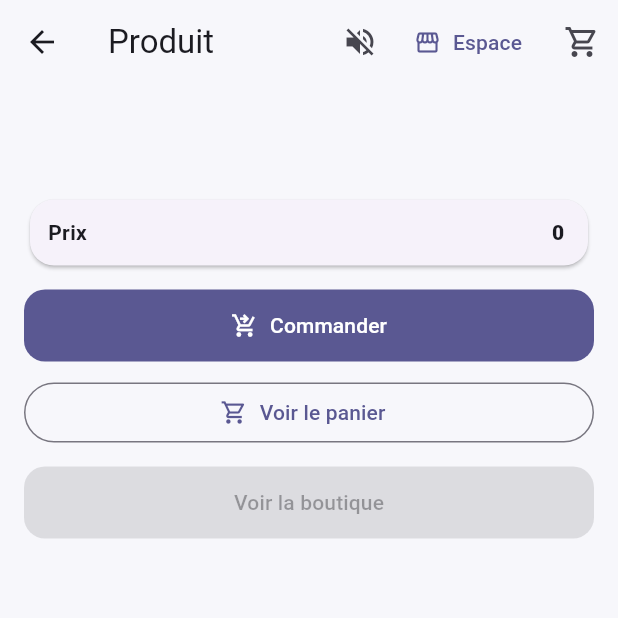
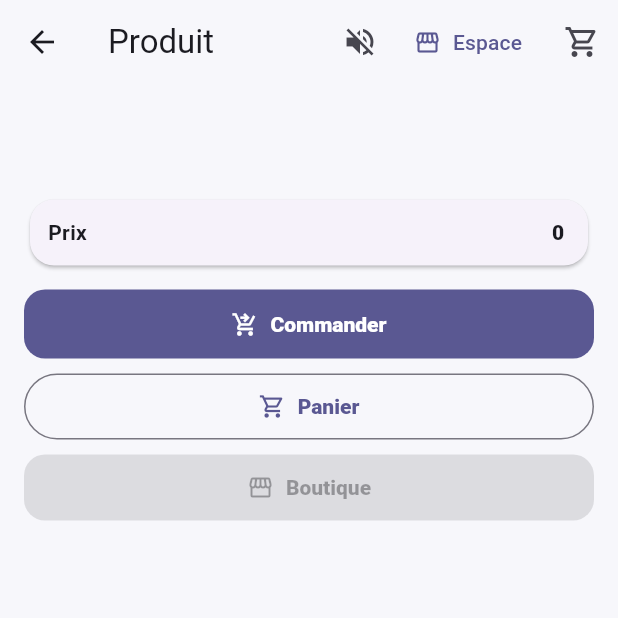
Before and after one commit to dieudonneiot/pme_tpe, a Flutter app: the PublicProductPage screen opened directly with empty values, on a phone screen of 412 x 824 dp, the top half of it. Run offline on Flutter 3.47's test engine with Material 3 defaults, Android fonts, the phone set to English and light mode, and no system bars; our stand-ins replace csv, device_info_plus, file_picker, firebase_core, firebase_messaging, flutter_local_notifications and 5 more; accounts and stored records are empty; statements that could not run were skipped.

Commit message:
Compact public product action buttons

```diff
--- a/WORKLOG.txt
+++ b/WORKLOG.txt
@@ -582,6 +582,24 @@ Validation
 - `flutter test` OK
 
 --------------------------------------------------------------------------------
+2026-02-15 - Public product page: compact action buttons (desktop-friendly)
+
+Problem
+- The product page bottom actions (“Commander”, “Voir le panier”, “Voir la boutique”) were too tall/wide and looked non-professional on desktop.
+
+Resolution
+- Made actions more compact and modern:
+  - Reduced button heights and padding.
+  - On wide screens, shows “Panier” + “Boutique” side-by-side instead of stacking full-width buttons.
+
+Files
+- `app/lib/features/products/public_product_page.dart`
+
+Validation
+- `flutter analyze` OK
+- `flutter test` OK
+
+--------------------------------------------------------------------------------
 2026-02-15 - Public product display: gallery, no blur bars, variant thumbnails
 
 Problem
--- a/app/lib/features/products/public_product_page.dart
+++ b/app/lib/features/products/public_product_page.dart
@@ -693,22 +693,70 @@ class _PublicProductPageState extends State<PublicProductPage>
         ),
 
         const SizedBox(height: 12),
-        FilledButton.icon(
+        SizedBox(
+          height: 46,
+          width: double.infinity,
+          child: FilledButton.icon(
             onPressed: _addToCartAndOpen,
+            style: FilledButton.styleFrom(
+              padding: const EdgeInsets.symmetric(horizontal: 16, vertical: 12),
+              textStyle: const TextStyle(fontWeight: FontWeight.w900),
+            ),
             icon: const Icon(Icons.shopping_cart_checkout),
             label: const Text('Commander'),
           ),
+        ),
         const SizedBox(height: 10),
-        OutlinedButton.icon(
+        LayoutBuilder(
+          builder: (context, c) {
+            final wide = c.maxWidth >= 520;
+
+            final cartBtn = SizedBox(
+              height: 44,
+              width: double.infinity,
+              child: OutlinedButton.icon(
                 onPressed: () => context.push('/cart'),
+                style: OutlinedButton.styleFrom(
+                  padding: const EdgeInsets.symmetric(horizontal: 14, vertical: 10),
+                  textStyle: const TextStyle(fontWeight: FontWeight.w800),
+                ),
                 icon: const Icon(Icons.shopping_cart_outlined),
-          label: const Text('Voir le panier'),
+                label: const Text('Panier'),
               ),
+            );
 
-        const SizedBox(height: 12),
-        FilledButton(
+            final shopBtn = SizedBox(
+              height: 44,
+              width: double.infinity,
+              child: FilledButton.tonalIcon(
                 onPressed: slug.isEmpty ? null : () => context.push('/b/$slug'),
-          child: const Text('Voir la boutique'),
+                style: FilledButton.styleFrom(
+                  padding: const EdgeInsets.symmetric(horizontal: 14, vertical: 10),
+                  textStyle: const TextStyle(fontWeight: FontWeight.w800),
+                ),
+                icon: const Icon(Icons.storefront_outlined),
+                label: const Text('Boutique'),
+              ),
+            );
+
+            if (!wide) {
+              return Column(
+                children: [
+                  cartBtn,
+                  const SizedBox(height: 10),
+                  shopBtn,
+                ],
+              );
+            }
+
+            return Row(
+              children: [
+                Expanded(child: cartBtn),
+                const SizedBox(width: 10),
+                Expanded(child: shopBtn),
+              ],
+            );
+          },
         ),
       ],
     );
```
Lines whose indentation alone changed are shown as unchanged.
